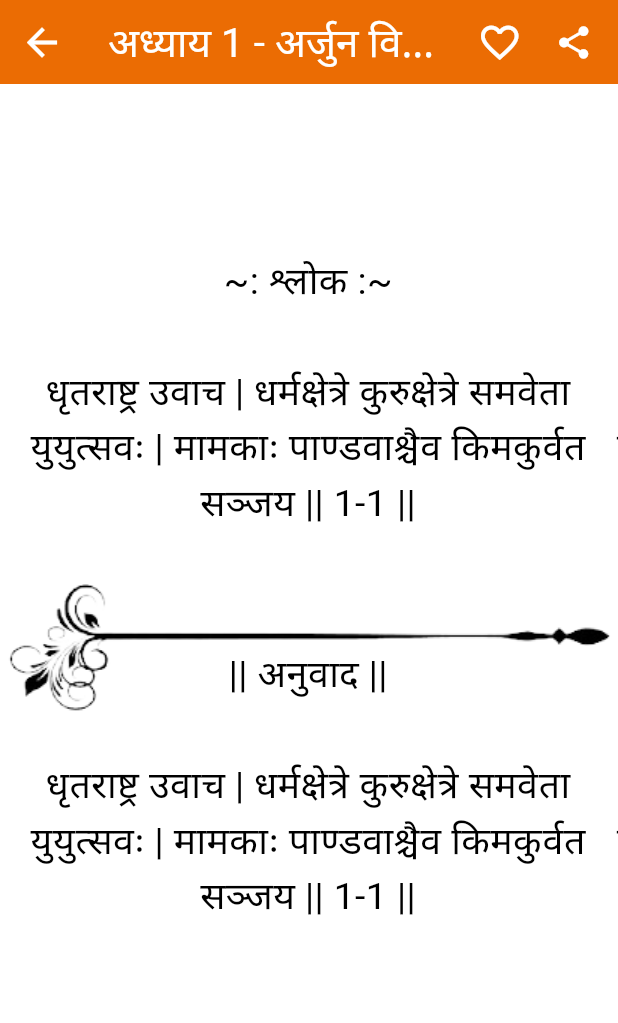
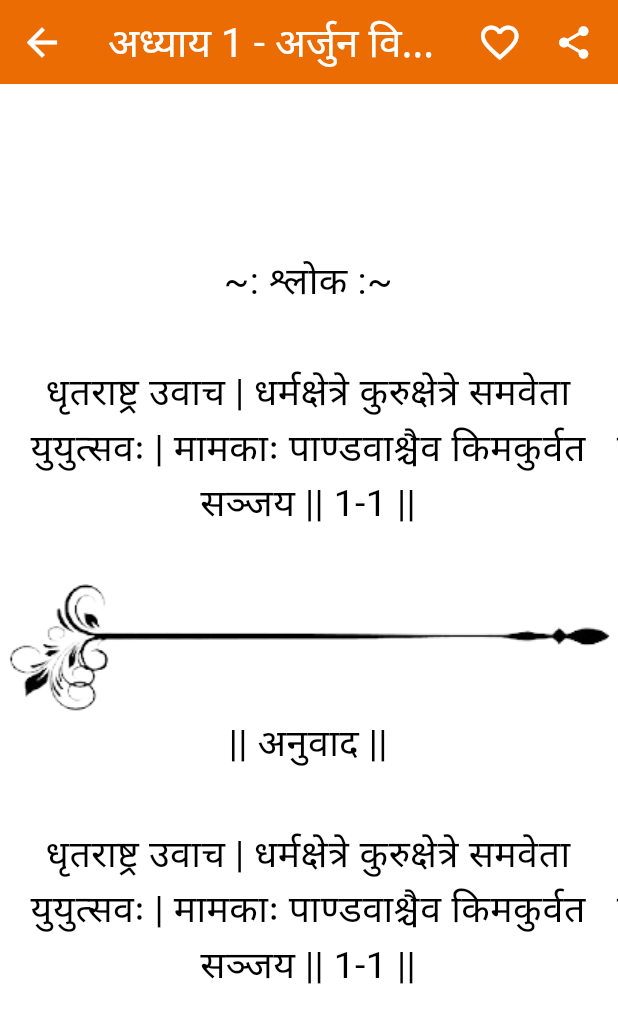
Before and after one commit to AishwaryaBaisane/bhagvad_geeta, a Flutter app: the detailPage screen opened by its route, on a phone screen of 412 x 824 dp. Shown: the top 1023 px of the screen. Run offline on Flutter 3.47's test engine with Material 3 defaults, Android fonts, the phone set to English and light mode, and no system bars; our stand-ins replace image_gallery_saver, shared_preferences; missing offline and left inert: share_extend; accounts and stored records are empty.

Commit message:
7/25/2024

```diff
--- a/lib/Screens/DeatailPage/View/detailPage.dart
+++ b/lib/Screens/DeatailPage/View/detailPage.dart
@@ -148,22 +148,28 @@ class detailPage extends StatelessWidget {
             scrollDirection: Axis.horizontal,
             itemCount: gitaProvider.gitaModalList[selectIndex].verses.length,
             itemBuilder: (context, index) => Padding(
-              padding: const EdgeInsets.only(bottom: 50, left: 20),
+              padding: const EdgeInsets.only(bottom: 0, left: 20),
               child: Center(
                 child: RepaintBoundary(
                   key: imgKey[index],
                   child: Container(
-                    height: height * 0.8,
+                    height: height * 0.9,
                     width: width * 0.9,
                     child: Column(
                       children: [
                         SizedBox(
-                          height: height * 0.1,
+                          height: height * 0.12,
                         ),
+                        Container(
+                          height: height * 0.33,
+                          width: width * 0.9,
+                          child: Column(
+                            children: [
                               Text(
                                 '~: श्लोक :~\n',
                                 style: TextStyle(
-                            color: Theme.of(context).colorScheme.onPrimary,
+                                  color:
+                                      Theme.of(context).colorScheme.onPrimary,
                                   fontSize: 25,
                                   shadows: [
                                     Shadow(
@@ -175,23 +181,31 @@ class detailPage extends StatelessWidget {
                               ),
                               Text(
                                 textAlign: TextAlign.center,
-                          gitaProvider.gitaModalList[selectIndex].verses[index]
-                              .language.Sanskrit,
+                                gitaProvider.gitaModalList[selectIndex]
+                                    .verses[index].language.Sanskrit,
                                 style: TextStyle(
-                            color: Theme.of(context).colorScheme.onPrimary,
+                                  color:
+                                      Theme.of(context).colorScheme.onPrimary,
                                   fontSize: 25,
                                   shadows: [
                                     Shadow(color: Colors.white, blurRadius: 15)
                                   ],
                                 ),
                               ),
-                        SizedBox(
-                          height: height * 0.05,
+                            ],
                           ),
+                        ),
+
+                        Container(
+                          height: height * 0.4,
+                          width: width * 0.95,
+                          child: Column(
+                            children: [
                               Text(
                                 '\n|| अनुवाद ||\n',
                                 style: TextStyle(
-                            color: Theme.of(context).colorScheme.onPrimary,
+                                  color:
+                                      Theme.of(context).colorScheme.onPrimary,
                                   fontSize: 25,
                                   shadows: [
                                     Shadow(
@@ -203,22 +217,35 @@ class detailPage extends StatelessWidget {
                               ),
                               Text(
                                 textAlign: TextAlign.center,
-                          (homePageProviderTrue.selectLanguage == 'Sanskrit')
+                                (homePageProviderTrue.selectLanguage ==
+                                        'Sanskrit')
                                     ? gitaProvider.gitaModalList[selectIndex]
                                         .verses[index].language.Sanskrit
-                              : (homePageProviderTrue.selectLanguage == 'Hindi')
-                                  ? gitaProvider.gitaModalList[selectIndex]
-                                      .verses[index].language.Hindi
                                     : (homePageProviderTrue.selectLanguage ==
+                                            'Hindi')
+                                        ? gitaProvider
+                                            .gitaModalList[selectIndex]
+                                            .verses[index]
+                                            .language
+                                            .Hindi
+                                        : (homePageProviderTrue
+                                                    .selectLanguage ==
                                                 'English')
-                                      ? gitaProvider.gitaModalList[selectIndex]
-                                          .verses[index].language.English
-                                      : gitaProvider.gitaModalList[selectIndex]
-                                          .verses[index].language.Gujarati,
+                                            ? gitaProvider
+                                                .gitaModalList[selectIndex]
+                                                .verses[index]
+                                                .language
+                                                .English
+                                            : gitaProvider
+                                                .gitaModalList[selectIndex]
+                                                .verses[index]
+                                                .language
+                                                .Gujarati,
                                 // gitaProvider.gitaModalList[selectIndex].verses[index]
                                 //     .language.Sanskrit,
                                 style: TextStyle(
-                            color: Theme.of(context).colorScheme.onPrimary,
+                                  color:
+                                      Theme.of(context).colorScheme.onPrimary,
                                   fontSize: 25,
                                   shadows: [
                                     Shadow(
@@ -228,6 +255,9 @@ class detailPage extends StatelessWidget {
                                   ],
                                 ),
                               ),
+                            ],
+                          ),
+                        )
                       ],
                     ),
                   ),
--- a/lib/Screens/FavoritePage/Favorit_Page.dart
+++ b/lib/Screens/FavoritePage/Favorit_Page.dart
@@ -18,7 +18,8 @@ class FavoritPage extends StatelessWidget {
     DetailPageProvider detailPageProvider =
         Provider.of<DetailPageProvider>(context);
     ThemeChange themeChange = Provider.of<ThemeChange>(context);
-    return Scaffold(
+    return SafeArea(
+      child: Scaffold(
         backgroundColor: Colors.white,
         appBar: AppBar(
           centerTitle: true,
@@ -58,6 +59,7 @@ class FavoritPage extends StatelessWidget {
             ),
           ),
         ),
+      ),
     );
   }
 }
```
Lines whose indentation alone changed are shown as unchanged.
